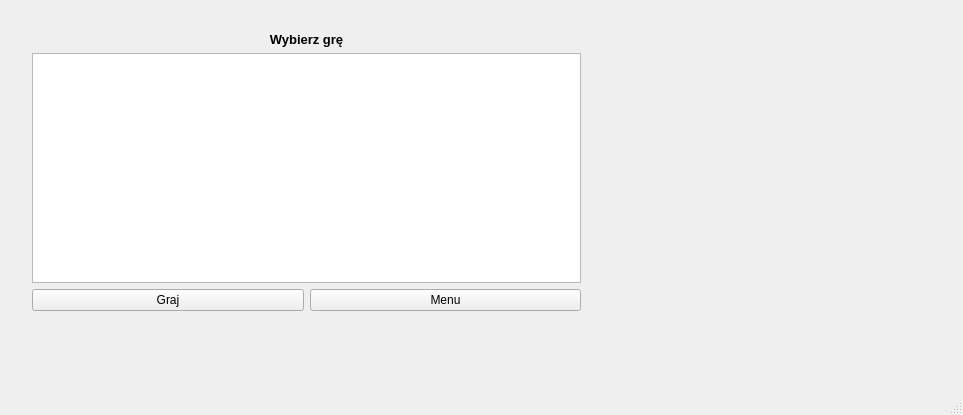
This is projekt/src/mainwindow.ui in KevinSupertramp/stereogramiksy as Qt 5 draws it before an edit. The edited form follows.
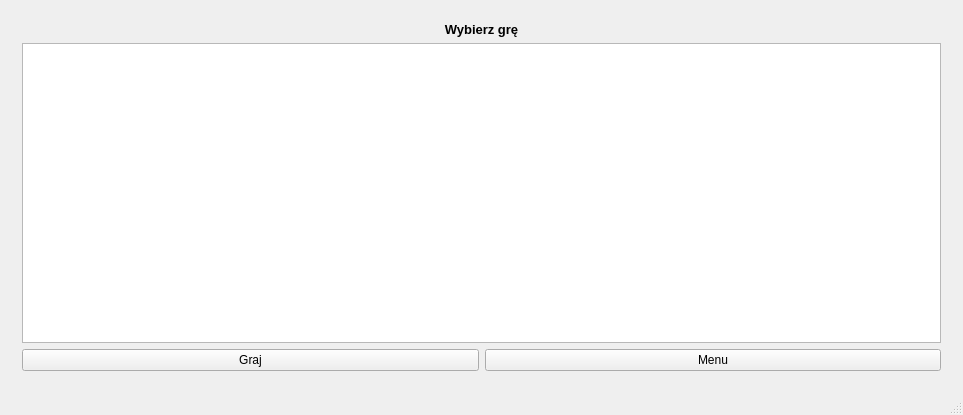
This is the edited form. The open tabs and pages were chosen to show the change.

Commit message: + dodane rozszerzanie

The edit to the form file:
```diff
--- a/projekt/src/mainwindow.ui
+++ b/projekt/src/mainwindow.ui
@@ -531,15 +531,8 @@
        </layout>
       </widget>
       <widget class="QWidget" name="page_3">
-       <widget class="QWidget" name="horizontalLayoutWidget">
-        <property name="geometry">
-         <rect>
-          <x>10</x>
-          <y>10</y>
-          <width>571</width>
-          <height>301</height>
-         </rect>
-        </property>
+       <layout class="QVBoxLayout" name="verticalLayout_15">
+        <item>
         <layout class="QHBoxLayout" name="horizontalLayout_8">
          <item>
           <layout class="QVBoxLayout" name="verticalLayout_6">
@@ -600,7 +593,8 @@
           </layout>
          </item>
         </layout>
-       </widget>
+        </item>
+       </layout>
       </widget>
       <widget class="QWidget" name="page_4">
        <property name="sizePolicy">
```
Left out of the diff: 58 changed lines with no effect on the pictures. Lines whose indentation alone changed are shown as unchanged.
